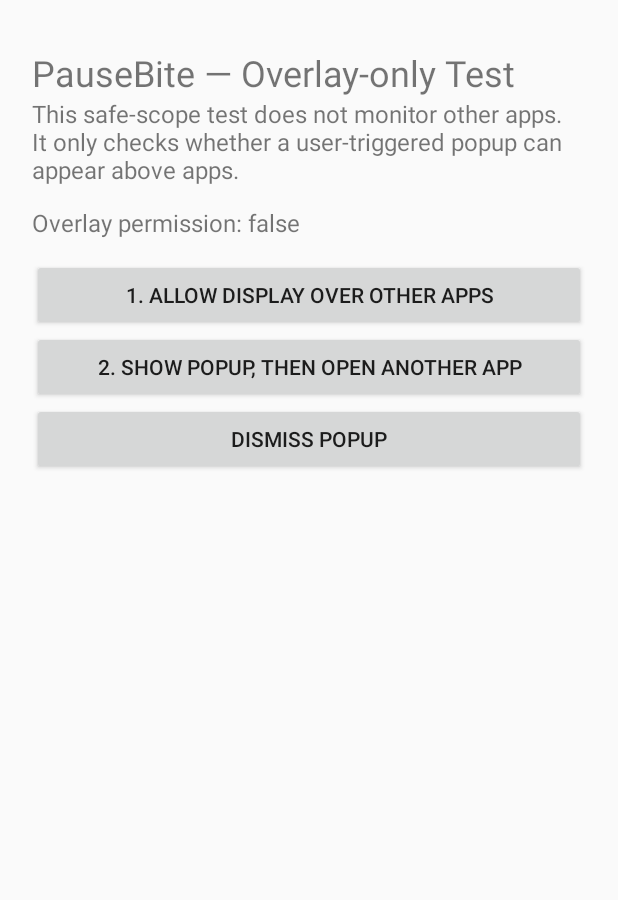
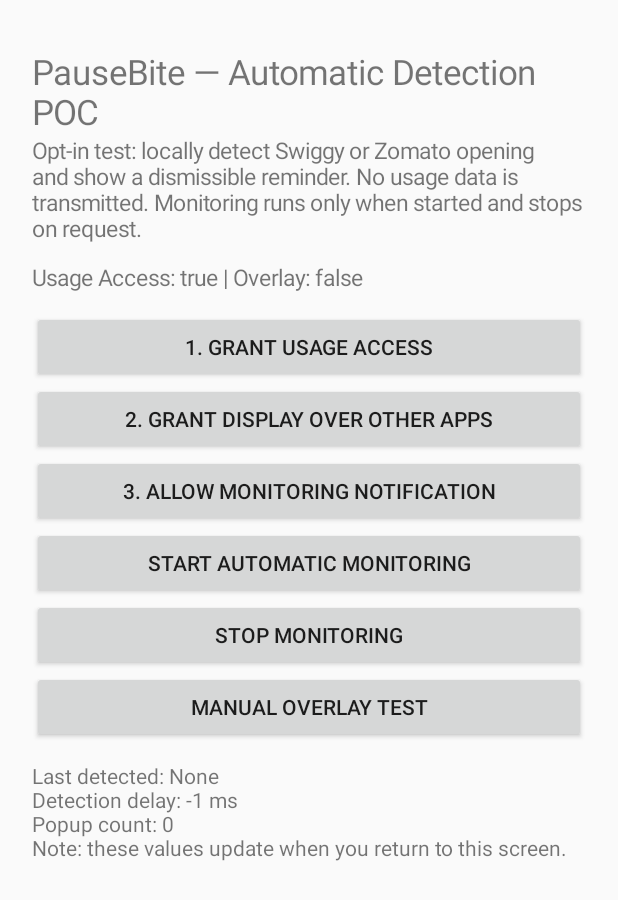
Before and after one commit to CodeWith-ShivamSisodiya/PauseBite, an Android app: the screen it shows after launch (MainActivity), on a phone screen of 412 x 824 dp. Shown: the top 900 px of the screen. Run offline under Robolectric (Android 15) with nearby library versions, the phone set to English and light mode, and no system bars.

Commit message:
Add opt-in automatic food app detection POC in one consolidated build

```diff
--- a/app/build.gradle.kts
+++ b/app/build.gradle.kts
@@ -4,5 +4,5 @@ android {
  compileSdk = 35
  compileOptions { sourceCompatibility = JavaVersion.VERSION_17; targetCompatibility = JavaVersion.VERSION_17 }
  kotlinOptions { jvmTarget = "17" }
- defaultConfig { applicationId = "com.pausebite.overlaytest"; minSdk = 26; targetSdk = 35; versionCode = 2; versionName = "0.2-overlay-only" }
+ defaultConfig { applicationId = "com.pausebite.overlaytest"; minSdk = 26; targetSdk = 35; versionCode = 3; versionName = "0.3-auto-detection" }
 }
--- a/app/src/main/java/com/pausebite/poc/MainActivity.kt
+++ b/app/src/main/java/com/pausebite/poc/MainActivity.kt
@@ -1,41 +1,56 @@
 package com.pausebite.poc
 
+import android.Manifest
 import android.app.Activity
+import android.app.AppOpsManager
 import android.content.Intent
 import android.net.Uri
+import android.os.Build
 import android.os.Bundle
+import android.os.Process
 import android.provider.Settings
 import android.widget.Button
 import android.widget.LinearLayout
+import android.widget.ScrollView
 import android.widget.TextView
 import android.widget.Toast
 
 class MainActivity : Activity() {
  private lateinit var status: TextView
+ private lateinit var log: TextView
  override fun onCreate(savedInstanceState: Bundle?) {
   super.onCreate(savedInstanceState)
   val root=LinearLayout(this).apply { orientation=LinearLayout.VERTICAL; setPadding(32,48,32,24) }
-  root.addView(TextView(this).apply { text="PauseBite — Overlay-only Test"; textSize=24f })
-  root.addView(TextView(this).apply { text="This safe-scope test does not monitor other apps. It only checks whether a user-triggered popup can appear above apps."; textSize=16f })
-  status=TextView(this).apply { textSize=16f; setPadding(0,20,0,20) }
-  root.addView(status)
-  root.addView(Button(this).apply {
-   text="1. Allow display over other apps"
-   setOnClickListener { startActivity(Intent(Settings.ACTION_MANAGE_OVERLAY_PERMISSION,Uri.parse("package:$packageName"))) }
-  })
-  root.addView(Button(this).apply {
-   text="2. Show popup, then open another app"
-   setOnClickListener {
-    if(!Settings.canDrawOverlays(this@MainActivity)) {
-     Toast.makeText(this@MainActivity,"Grant overlay permission first",Toast.LENGTH_LONG).show()
-    } else {
-     Overlay.show(this@MainActivity,"Manual overlay test")
-     Toast.makeText(this@MainActivity,"Press Home and open another app; dismiss popup there",Toast.LENGTH_LONG).show()
-    }
-   }
-  })
-  root.addView(Button(this).apply { text="Dismiss popup"; setOnClickListener { Overlay.hide() } })
-  setContentView(root)
+  root.addView(TextView(this).apply { text="PauseBite — Automatic Detection POC"; textSize=23f })
+  root.addView(TextView(this).apply { text="Opt-in test: locally detect Swiggy or Zomato opening and show a dismissible reminder. No usage data is transmitted. Monitoring runs only when started and stops on request."; textSize=15f })
+  status=TextView(this).apply { textSize=15f; setPadding(0,18,0,18) }; root.addView(status)
+  fun button(title:String,action:()->Unit) { root.addView(Button(this).apply { text=title; setOnClickListener { action() } }) }
+  button("1. Grant Usage Access") { startActivity(Intent(Settings.ACTION_USAGE_ACCESS_SETTINGS)) }
+  button("2. Grant Display Over Other Apps") { startActivity(Intent(Settings.ACTION_MANAGE_OVERLAY_PERMISSION,Uri.parse("package:$packageName"))) }
+  if(Build.VERSION.SDK_INT>=33) button("3. Allow Monitoring Notification") { requestPermissions(arrayOf(Manifest.permission.POST_NOTIFICATIONS),22) }
+  button("START automatic monitoring") {
+   if(!usageAllowed() || !Settings.canDrawOverlays(this)) {
+    Toast.makeText(this,"Please grant Usage Access and Overlay permission first",Toast.LENGTH_LONG).show()
+   } else try {
+    startForegroundService(Intent(this,MonitorService::class.java))
+    Toast.makeText(this,"Monitoring started. Now open Swiggy or Zomato.",Toast.LENGTH_LONG).show()
+   } catch(e:Exception) { Toast.makeText(this,"Unable to start: ${e.message}",Toast.LENGTH_LONG).show() }
+  }
+  button("STOP monitoring") { stopService(Intent(this,MonitorService::class.java)); Overlay.hide(); refresh() }
+  button("Manual overlay test") { if(Settings.canDrawOverlays(this)) Overlay.show(this,"Manual test") }
+  log=TextView(this).apply { textSize=14f; setPadding(0,18,0,0) };root.addView(log)
+  setContentView(ScrollView(this).apply { addView(root) })
  }
- override fun onResume() { super.onResume(); if(::status.isInitialized) status.text="Overlay permission: ${Settings.canDrawOverlays(this)}" }
+ override fun onResume() { super.onResume(); if(::status.isInitialized) refresh() }
+ private fun refresh() {
+  status.text="Usage Access: ${usageAllowed()} | Overlay: ${Settings.canDrawOverlays(this)}"
+  if(::log.isInitialized) {
+   val p=getSharedPreferences("poc",MODE_PRIVATE)
+   log.text="Last detected: ${p.getString("last_detected","None")}\nDetection delay: ${p.getLong("delay_ms",-1)} ms\nPopup count: ${p.getInt("popup_count",0)}\nNote: these values update when you return to this screen."
+  }
+ }
+ private fun usageAllowed():Boolean {
+  val ops=getSystemService(APP_OPS_SERVICE) as AppOpsManager
+  return ops.checkOpNoThrow(AppOpsManager.OPSTR_GET_USAGE_STATS,Process.myUid(),packageName)==AppOpsManager.MODE_ALLOWED
+ }
 }
```
Also changed, not shown: app/src/main/AndroidManifest.xml (+8 -1 lines), app/src/main/java/com/pausebite/poc/MonitorService.kt (+26 -15 lines), 1 other file.
